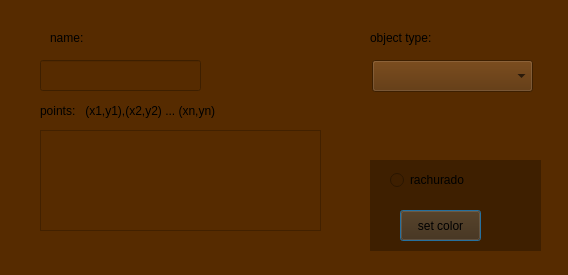
Above: src/view/create_object_view/gui_create_object.ui from victoriavllso/sistema-grafico-interativo before the change. Below: the same form after it.
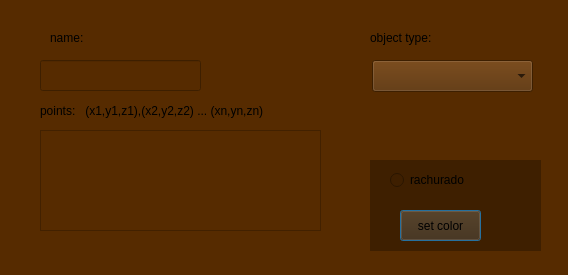
That is the form after the change.

The edit to the form file:
```diff
--- a/src/view/create_object_view/gui_create_object.ui
+++ b/src/view/create_object_view/gui_create_object.ui
@@ -31,12 +31,12 @@
     <rect>
      <x>40</x>
      <y>100</y>
-     <width>251</width>
+     <width>301</width>
      <height>21</height>
     </rect>
    </property>
    <property name="text">
-    <string>points:   (x1,y1),(x2,y2) ... (xn,yn)</string>
+    <string>points:   (x1,y1,z1),(x2,y2,z2) ... (xn,yn,zn)</string>
    </property>
   </widget>
   <widget class="QLabel" name="name_lbl">
```
